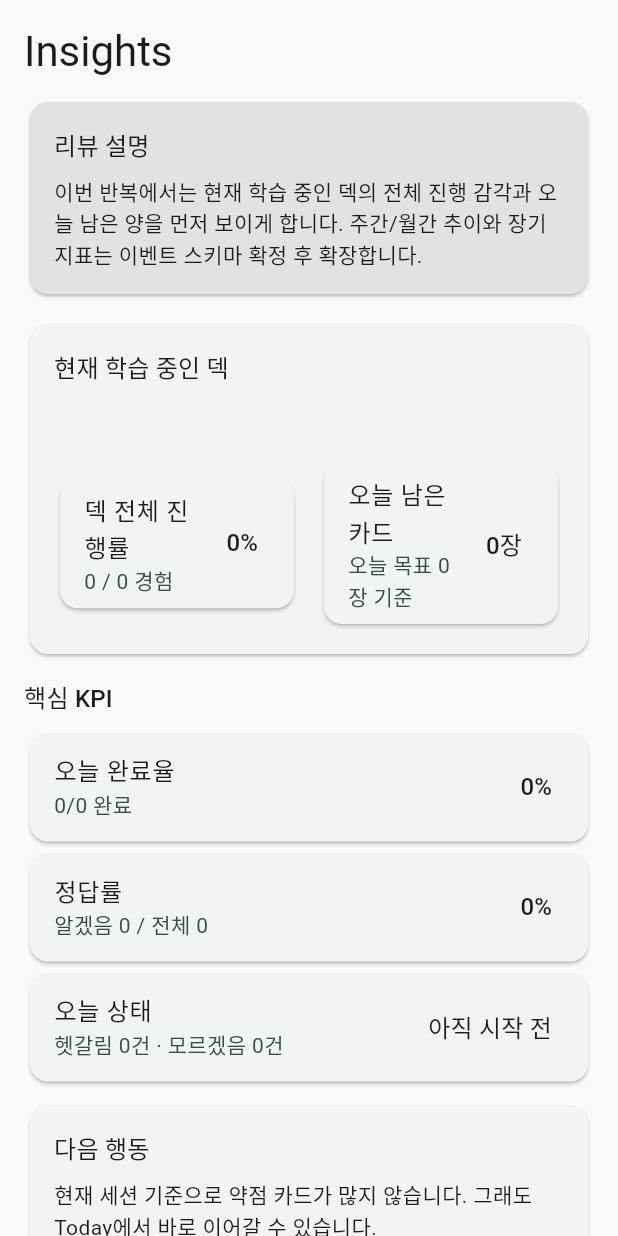
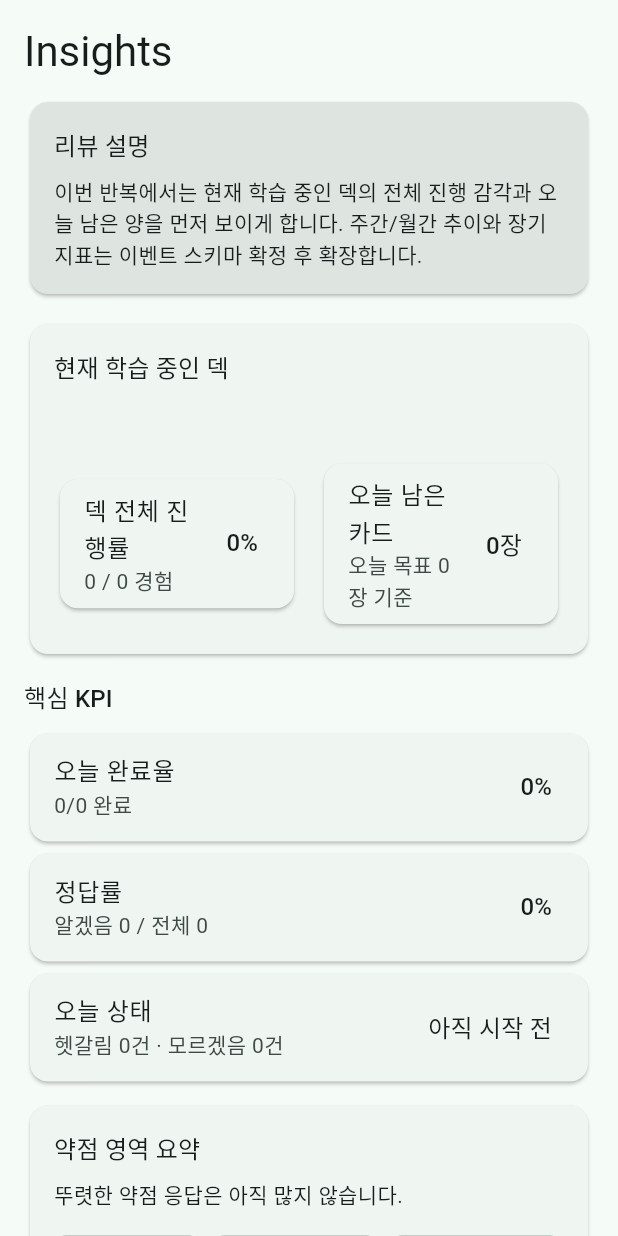
Before and after one commit to 0807ksc/repeato, a Flutter app: the InsightsScreen widget shown alone on an empty page, opened directly with empty values, on a phone screen of 412 x 824 dp. Run offline on Flutter 3.47's test engine with Material 3 defaults, Android fonts, the phone set to English and light mode, and no system bars.

Commit message:
feat: add insights weak summary (#14)
Co-authored-by: sungchul kang <sungchulkang@sungchului-MacBookPro.local>

```diff
--- a/app/lib/app_root.dart
+++ b/app/lib/app_root.dart
@@ -153,6 +153,7 @@ class _AppRootState extends State<AppRoot> {
         deckName: '중2 초급 영어',
         totalCards: _cards.length,
         onStartToday: () => setState(() => _currentIndex = 0),
+        onOpenDeck: () => setState(() => _currentIndex = 1),
       ),
       ProfileScreen(
         stats: _stats,
--- a/app/lib/screens/insights_screen.dart
+++ b/app/lib/screens/insights_screen.dart
@@ -10,12 +10,14 @@ class InsightsScreen extends StatelessWidget {
     required this.deckName,
     required this.totalCards,
     required this.onStartToday,
+    required this.onOpenDeck,
   });
 
   final SessionStats stats;
   final String deckName;
   final int totalCards;
   final VoidCallback onStartToday;
+  final VoidCallback onOpenDeck;
 
   @override
   Widget build(BuildContext context) {
@@ -25,6 +27,11 @@ class InsightsScreen extends StatelessWidget {
     final deckProgressCount = stats.completed > totalCards ? totalCards : stats.completed;
     final deckProgressRate = totalCards == 0 ? 0 : ((deckProgressCount / totalCards) * 100).round();
     final todayRemaining = stats.target - stats.completed < 0 ? 0 : stats.target - stats.completed;
+    final weakFocus = stats.again > stats.unsure
+        ? '기억이 거의 나지 않는 카드가 더 많습니다.'
+        : stats.unsure > 0
+            ? '헷갈리는 카드가 더 많아 빠른 재확인이 필요합니다.'
+            : '뚜렷한 약점 응답은 아직 많지 않습니다.';
     final todayStatus = stats.done
         ? '오늘 목표 달성'
         : solved == 0
@@ -88,6 +95,30 @@ class InsightsScreen extends StatelessWidget {
             child: Column(
               crossAxisAlignment: CrossAxisAlignment.start,
               children: [
+                Text('약점 영역 요약', style: Theme.of(context).textTheme.titleMedium),
+                const SizedBox(height: 8),
+                Text(weakFocus),
+                const SizedBox(height: 12),
+                Wrap(
+                  spacing: 8,
+                  runSpacing: 8,
+                  children: [
+                    Chip(label: Text('헷갈림 ${stats.unsure}장')),
+                    Chip(label: Text('모르겠음 ${stats.again}장')),
+                    Chip(label: Text('남은 카드 $todayRemaining장')),
+                  ],
+                ),
+              ],
+            ),
+          ),
+        ),
+        const SizedBox(height: 8),
+        Card(
+          child: Padding(
+            padding: const EdgeInsets.all(16),
+            child: Column(
+              crossAxisAlignment: CrossAxisAlignment.start,
+              children: [
                 Text('다음 행동', style: Theme.of(context).textTheme.titleMedium),
                 const SizedBox(height: 8),
                 Text(
@@ -96,10 +127,21 @@ class InsightsScreen extends StatelessWidget {
                       : '현재 세션 기준으로 약점 카드가 많지 않습니다. 그래도 Today에서 바로 이어갈 수 있습니다.',
                 ),
                 const SizedBox(height: 12),
-                FilledButton.icon(
-                  onPressed: onStartToday,
-                  icon: const Icon(Icons.refresh),
-                  label: const Text('약점 다시 학습'),
+                Wrap(
+                  spacing: 12,
+                  runSpacing: 12,
+                  children: [
+                    FilledButton.icon(
+                      onPressed: onStartToday,
+                      icon: const Icon(Icons.refresh),
+                      label: const Text('약점 다시 학습'),
+                    ),
+                    OutlinedButton.icon(
+                      onPressed: onOpenDeck,
+                      icon: const Icon(Icons.menu_book_outlined),
+                      label: const Text('덱 확인하기'),
+                    ),
+                  ],
                 ),
               ],
             ),
```
Also changed, not shown: 4 other files.
